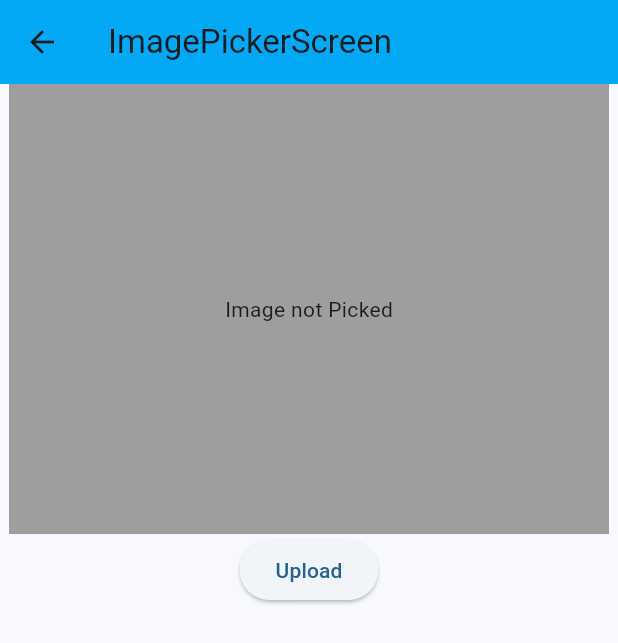
After one commit to FAHIMSHAKIL102/flutter_akshit_practice, a Flutter app: the screen it shows after launch, after a tap on "ImagePickerScreen", on a phone screen of 412 x 824 dp. The commit adds this screen. Shown: the top 643 px of the screen. Run offline on Flutter 3.47's test engine with Material 3 defaults, Android fonts, the phone set to English and light mode, and no system bars; our stand-ins replace animated_text_kit, cached_network_image, image_picker.

Commit message:
add_imagepicker

```diff
--- a/lib/home_screen.dart
+++ b/lib/home_screen.dart
@@ -8,6 +8,7 @@ import 'package:flutter_akshit_practice/dismissible_screen.dart';
 import 'package:flutter_akshit_practice/drawer_widget_screen.dart';
 import 'package:flutter_akshit_practice/drop_down_screen.dart';
 import 'package:flutter_akshit_practice/form_screen.dart';
+import 'package:flutter_akshit_practice/image_picker_screen.dart';
 import 'package:flutter_akshit_practice/snackbar_screen.dart';
 import 'package:flutter_akshit_practice/stack_screen.dart';
 import 'package:flutter_akshit_practice/tabBar_screen.dart';
@@ -163,6 +164,17 @@ class HomeScreen extends StatelessWidget {
               child: Text('TabbarScreen', style: TextStyle(fontSize: 20)),
             ),
           ),
+          Center(
+            child: ElevatedButton(
+              onPressed: () {
+                Navigator.push(
+                  context,
+                  MaterialPageRoute(builder: (context) => ImagePickerScreen()),
+                );
+              },
+              child: Text('ImagePickerScreen', style: TextStyle(fontSize: 20)),
+            ),
+          ),
         ],
       ),
     );
--- /dev/null
+++ b/lib/image_picker_screen.dart
@@ -0,0 +1,49 @@
+import 'dart:io';
+
+import 'package:flutter/material.dart';
+import 'package:image_picker/image_picker.dart';
+
+class ImagePickerScreen extends StatefulWidget {
+  const ImagePickerScreen({super.key});
+
+  @override
+  State<ImagePickerScreen> createState() => _ImagePickerScreenState();
+}
+
+class _ImagePickerScreenState extends State<ImagePickerScreen> {
+  ImagePicker _imagePicker = ImagePicker();
+  XFile? file;
+  @override
+  Widget build(BuildContext context) {
+    return Scaffold(
+      appBar: AppBar(title: Text('ImagePickerScreen')),
+      body: Column(
+        children: [
+          Center(
+            child: Container(
+              height: 300,
+              width: 400,
+              color: Colors.grey,
+              child: Center(
+                child: file == null
+                    ? Text('Image not Picked')
+                    : Image.file(File(file!.path)),
+              ),
+            ),
+          ),
+          ElevatedButton(
+            onPressed: () async {
+              final XFile? photo = await _imagePicker.pickImage(
+                source: ImageSource.gallery,
+              );
+              setState(() {
+                file = photo;
+              });
+            },
+            child: Text('Upload'),
+          ),
+        ],
+      ),
+    );
+  }
+}
--- a/pubspec.yaml
+++ b/pubspec.yaml
@@ -36,6 +36,7 @@ dependencies:
   cupertino_icons: ^1.0.8
   cached_network_image: ^3.4.1
   animated_text_kit: ^4.3.0
+  image_picker: ^1.2.1
 
 dev_dependencies:
   flutter_test:
@@ -60,8 +61,8 @@ flutter:
   uses-material-design: true
 
   # To add assets to your application, add an assets section, like this:
-  # assets:
-  #   - images/a_dot_burr.jpeg
+  assets:
+    - assets/image/
   #   - images/a_dot_ham.jpeg
 
   # An image asset can refer to one or more resolution-specific "variants", see
```
Also changed, not shown: assets/Image/nature2.png (added), assets/Image/nature5.png (added), pubspec.lock, 4 other files.
